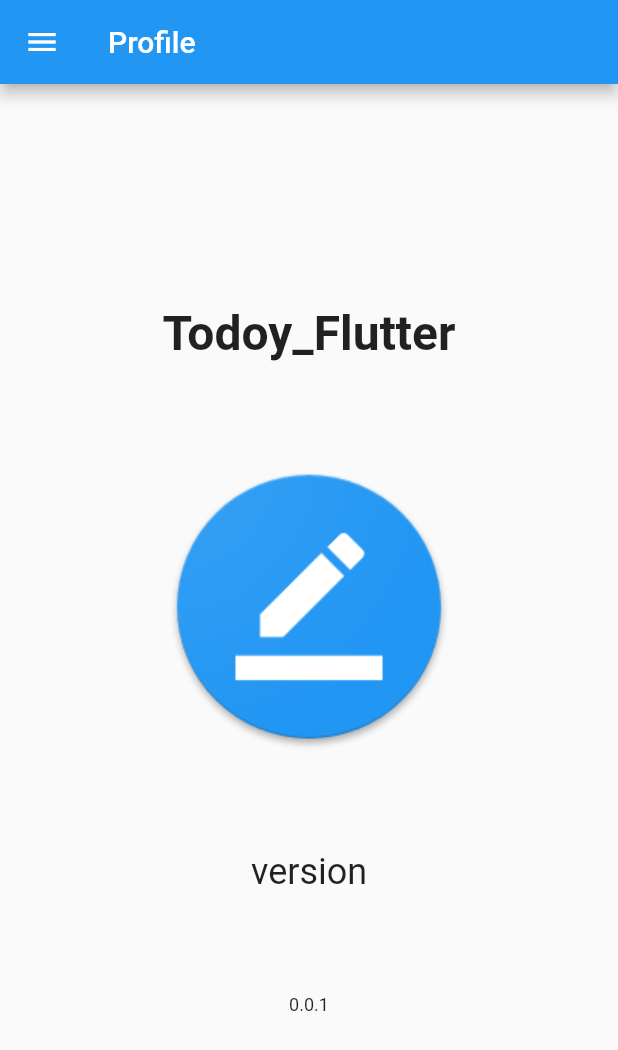
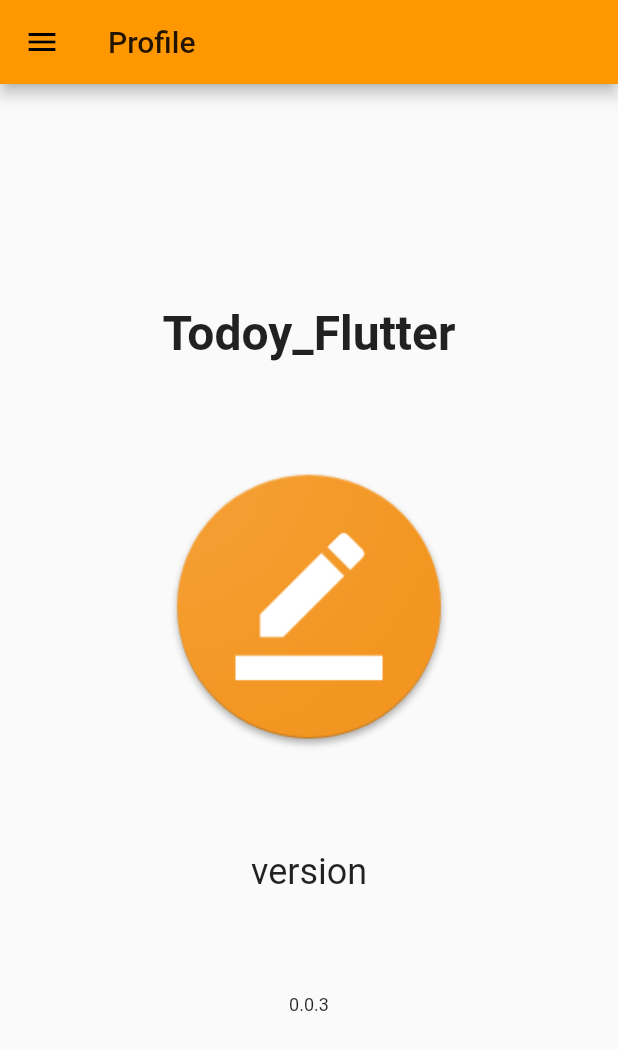
Before and after one commit to Cespresso/Todoy-flutter, a Flutter app: the About screen opened directly, on a phone screen of 412 x 824 dp. Shown: the top 1050 px of the screen. Run offline on Flutter 3.47's test engine with Material 2 defaults, Android fonts, the phone set to English and light mode, and no system bars; our stand-ins replace firebase_auth, google_sign_in; accounts and stored records are empty.

Commit message:
色の調整

```diff
--- a/lib/pages/about.dart
+++ b/lib/pages/about.dart
@@ -28,7 +28,7 @@ class About extends StatelessWidget{
               TextStyle(fontSize: 24),
             ),
             Text(
-              "0.0.1",
+              "0.0.3",
               style:
               TextStyle(fontSize: 12),
             ),
```
Also changed, not shown: lib/main.dart (+3 -4 lines), assets/logo.png.
